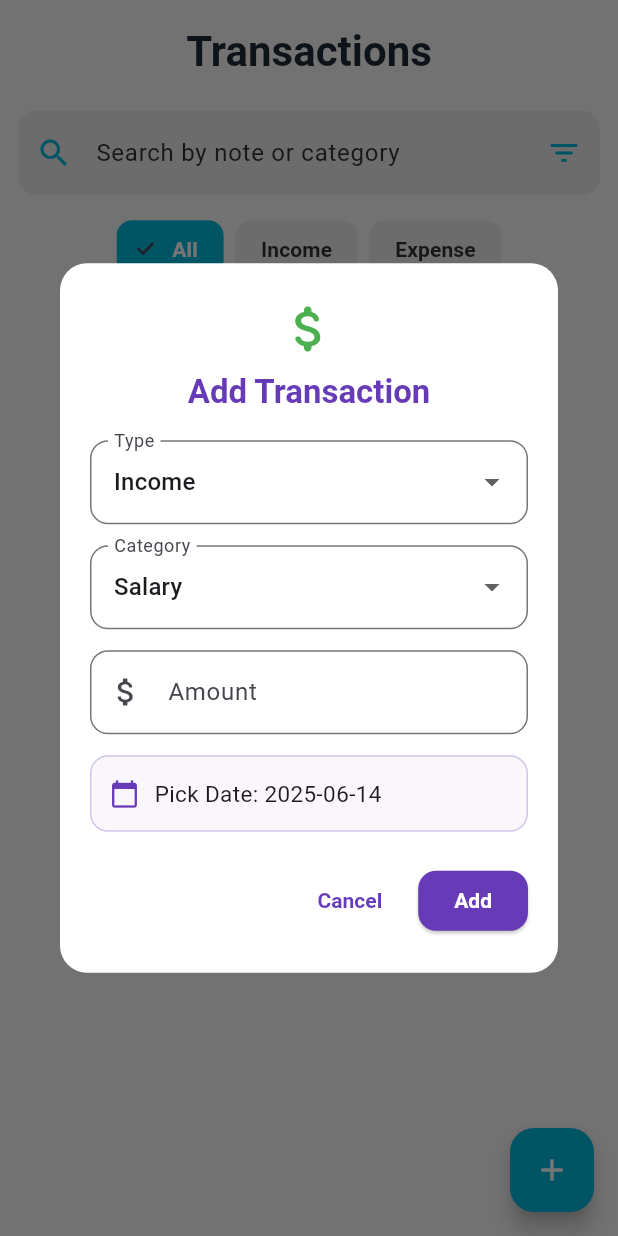
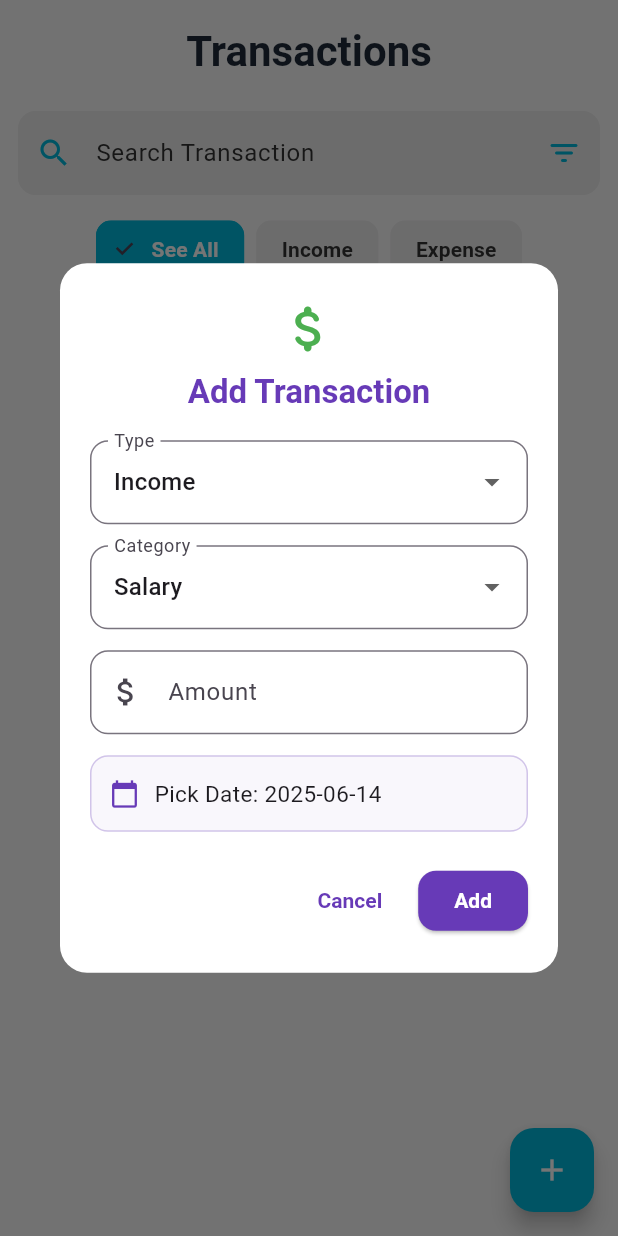
Before and after one commit to Ahmed2309/cashilo, a Flutter app: the TransactionsPage screen opened directly, after a tap on the "add" icon, on a phone screen of 412 x 824 dp. Run offline on Flutter 3.47's test engine with Material 3 defaults, Android fonts, the phone set to English and light mode, and no system bars; our stand-ins replace fl_chart, hive, hive_flutter; accounts and stored records are empty.

Commit message:
Do some Localization

```diff
--- a/lib/l10n/app_localizations.dart
+++ b/lib/l10n/app_localizations.dart
@@ -297,6 +297,10 @@ abstract class AppLocalizations {
   String get withDraw;
   String get withdrawFromAll;
   String amountWithMax(String max);
+  String get savingN;
+  String get saveButton;
+  String get editTransaction;
+  String get searchTransaction;
 }
 
 class _AppLocalizationsDelegate
--- a/lib/l10n/app_localizations_en.dart
+++ b/lib/l10n/app_localizations_en.dart
@@ -164,4 +164,12 @@ class AppLocalizationsEn extends AppLocalizations {
   String get withdrawFromAll => 'Withdraw from All Savings';
   @override
   String amountWithMax(String max) => 'Max amount $max';
+  @override
+  String get savingN => 'Saving';
+  @override
+  String get saveButton => 'Save';
+  @override
+  String get editTransaction => 'Edit Transaction';
+  @override
+  String get searchTransaction => 'Search Transaction';
 }
--- a/lib/screens/transaction.dart
+++ b/lib/screens/transaction.dart
@@ -1,3 +1,4 @@
+import 'package:cashilo/l10n/app_localizations.dart';
 import 'package:cashilo/widgets/transaction/add_transaction_dialog.dart';
 import 'package:flutter/material.dart';
 import 'package:hive_flutter/hive_flutter.dart';
@@ -34,11 +35,9 @@ class _TransactionsPageState extends State<TransactionsPage> {
         children: [
           const SizedBox(height: 16),
           Text(
-            'Transactions',
+            AppLocalizations.of(context)!.transactions,
             style: Theme.of(context).textTheme.headlineMedium?.copyWith(
-                  fontWeight: FontWeight.bold,
-                  color: AppColors.headline,
-                ),
+                fontWeight: FontWeight.bold, color: AppColors.headline),
           ),
           const SizedBox(height: 10),
           TransactionSearchBar(
--- a/lib/widgets/dashborad/transaction_tile.dart
+++ b/lib/widgets/dashborad/transaction_tile.dart
@@ -3,6 +3,7 @@ import 'package:flutter/material.dart';
 import 'package:intl/intl.dart';
 import 'package:cashilo/constant.dart';
 import '../../models/transaction_model.dart';
+import '../../utils/category_helper.dart';
 
 class TransactionTile extends StatelessWidget {
   final TransactionModel transaction;
@@ -17,24 +18,6 @@ class TransactionTile extends StatelessWidget {
         ? AppColors.secondary.withOpacity(0.12)
         : AppColors.error.withOpacity(0.12);
     final chipTextColor = isIncome ? AppColors.secondary : AppColors.error;
-
-    final expenseCategories = AppLocalizations.of(context)!.expenseCategories;
-    final incomeCategories = AppLocalizations.of(context)!.incomeCategories;
-
-    String localizedCategory;
-    if (transaction.type.toLowerCase() == 'income') {
-      localizedCategory = incomeCategories.firstWhere(
-        (category) =>
-            category.toLowerCase() == transaction.category.toLowerCase(),
-        orElse: () => transaction.category,
-      );
-    } else {
-      localizedCategory = expenseCategories.firstWhere(
-        (category) =>
-            category.toLowerCase() == transaction.category.toLowerCase(),
-        orElse: () => transaction.category,
-      );
-    }
     return Card(
       margin: const EdgeInsets.symmetric(horizontal: 12, vertical: 6),
       color: AppColors.card,
@@ -51,9 +34,8 @@ class TransactionTile extends StatelessWidget {
           ),
         ),
         title: Text(
-          localizedCategory,
+          getLocalizedCategory(context, transaction.category),
           style: const TextStyle(
-            color: AppColors.headline,
             fontWeight: FontWeight.w600,
             fontSize: 16,
             overflow: TextOverflow.ellipsis,
--- a/lib/widgets/transaction/add_transaction_dialog.dart
+++ b/lib/widgets/transaction/add_transaction_dialog.dart
@@ -22,12 +22,53 @@ class _AddTransactionDialogState extends State<AddTransactionDialog> {
 
   @override
   Widget build(BuildContext context) {
-    final income = AppLocalizations.of(context)!.incomeCategories;
-    final expense = AppLocalizations.of(context)!.expenseCategories;
-    final categories = type == 'Income' ? income : expense;
+    final l = AppLocalizations.of(context)!;
 
-    if (category.isEmpty && categories.isNotEmpty) {
-      category = categories.first;
+    // English categories (used for saving)
+    final englishIncome = [
+      'Salary',
+      'Bonus',
+      'Investment',
+      'Business',
+      'Gift',
+      'Refund',
+      'Freelance',
+      'Grants',
+      'Other'
+    ];
+    final englishExpense = [
+      'Food',
+      'Shopping',
+      'Bills',
+      'Transport',
+      'Health',
+      'Education',
+      'Entertainment',
+      'Travel',
+      'Groceries',
+      'Rent',
+      'Utilities',
+      'Insurance',
+      'Subscriptions',
+      'Charity',
+      'Personal Care',
+      'Taxes',
+      'Loan Payment',
+      'Pets',
+      'Gifts',
+      'Other'
+    ];
+
+    // Localized display
+    final localizedIncome = l.incomeCategories;
+    final localizedExpense = l.expenseCategories;
+
+    final displayCategories =
+        type == 'Income' ? localizedIncome : localizedExpense;
+    final englishCategories = type == 'Income' ? englishIncome : englishExpense;
+
+    if (category.isEmpty && displayCategories.isNotEmpty) {
+      category = displayCategories.first;
     }
 
     return Dialog(
@@ -51,7 +92,7 @@ class _AddTransactionDialogState extends State<AddTransactionDialog> {
                 ),
                 const SizedBox(height: 8),
                 Text(
-                  AppLocalizations.of(context)!.addTransaction,
+                  l.addTransaction,
                   style: Theme.of(context).textTheme.titleLarge?.copyWith(
                         fontWeight: FontWeight.bold,
                         color: Colors.deepPurple,
@@ -63,22 +104,23 @@ class _AddTransactionDialogState extends State<AddTransactionDialog> {
                   items: [
                     DropdownMenuItem(
                       value: 'Income',
-                      child: Text(AppLocalizations.of(context)!.income),
+                      child: Text(l.income),
                     ),
                     DropdownMenuItem(
                       value: 'Expense',
-                      child: Text(AppLocalizations.of(context)!.expense),
+                      child: Text(l.expense),
                     ),
                   ],
                   onChanged: (val) {
                     setState(() {
                       type = val ?? 'Income';
-                      final newCategories = type == 'Income' ? income : expense;
+                      final newCategories =
+                          type == 'Income' ? localizedIncome : localizedExpense;
                       category = newCategories.first;
                     });
                   },
                   decoration: InputDecoration(
-                    labelText: AppLocalizations.of(context)!.type,
+                    labelText: l.type,
                     border: OutlineInputBorder(
                         borderRadius: BorderRadius.circular(12)),
                   ),
@@ -86,14 +128,14 @@ class _AddTransactionDialogState extends State<AddTransactionDialog> {
                 const SizedBox(height: 14),
                 DropdownButtonFormField<String>(
                   value: category,
-                  items: categories
+                  items: displayCategories
                       .map((cat) =>
                           DropdownMenuItem(value: cat, child: Text(cat)))
                       .toList(),
                   onChanged: (val) =>
-                      setState(() => category = val ?? categories.first),
+                      setState(() => category = val ?? displayCategories.first),
                   decoration: InputDecoration(
-                    labelText: AppLocalizations.of(context)!.category,
+                    labelText: l.category,
                     border: OutlineInputBorder(
                         borderRadius: BorderRadius.circular(12)),
                   ),
@@ -101,7 +143,7 @@ class _AddTransactionDialogState extends State<AddTransactionDialog> {
                 const SizedBox(height: 14),
                 TextFormField(
                   decoration: InputDecoration(
-                    labelText: AppLocalizations.of(context)!.amount,
+                    labelText: l.amount,
                     prefixIcon: const Icon(Icons.attach_money),
                     border: OutlineInputBorder(
                         borderRadius: BorderRadius.circular(12)),
@@ -109,7 +151,7 @@ class _AddTransactionDialogState extends State<AddTransactionDialog> {
                   keyboardType: TextInputType.number,
                   onChanged: (val) => amount = double.tryParse(val) ?? 0,
                   validator: (val) => (double.tryParse(val ?? '') ?? 0) <= 0
-                      ? AppLocalizations.of(context)!.enterValidAmount
+                      ? l.enterValidAmount
                       : null,
                 ),
                 const SizedBox(height: 14),
@@ -139,7 +181,7 @@ class _AddTransactionDialogState extends State<AddTransactionDialog> {
                             size: 20, color: Colors.deepPurple),
                         const SizedBox(width: 10),
                         Text(
-                          '${AppLocalizations.of(context)!.pickDate}: ${date.toLocal().toString().split(' ')[0]}',
+                          '${l.pickDate}: ${date.toLocal().toString().split(' ')[0]}',
                           style: const TextStyle(fontSize: 15),
                         ),
                       ],
@@ -156,7 +198,7 @@ class _AddTransactionDialogState extends State<AddTransactionDialog> {
                         textStyle: const TextStyle(fontWeight: FontWeight.bold),
                       ),
                       onPressed: () => Navigator.pop(context),
-                      child: Text(AppLocalizations.of(context)!.cancel),
+                      child: Text(l.cancel),
                     ),
                     const SizedBox(width: 12),
                     ElevatedButton(
@@ -172,13 +214,16 @@ class _AddTransactionDialogState extends State<AddTransactionDialog> {
                       ),
                       onPressed: () {
                         if (_formKey.currentState!.validate()) {
+                          final englishCategory = englishCategories[
+                              displayCategories.indexOf(category)];
+
                           final newTx = TransactionModel(
                             id: DateTime.now()
                                 .millisecondsSinceEpoch
                                 .toString(),
                             type: type,
                             amount: amount,
-                            category: category,
+                            category: englishCategory, // save in English
                             date: date,
                             note: '',
                           );
@@ -186,7 +231,7 @@ class _AddTransactionDialogState extends State<AddTransactionDialog> {
                           Navigator.pop(context);
                         }
                       },
-                      child: Text(AppLocalizations.of(context)!.add),
+                      child: Text(l.add),
                     ),
                   ],
                 ),
--- a/lib/widgets/transaction/transaction_filter_chips.dart
+++ b/lib/widgets/transaction/transaction_filter_chips.dart
@@ -1,3 +1,4 @@
+import 'package:cashilo/l10n/app_localizations.dart';
 import 'package:flutter/material.dart';
 import 'package:cashilo/constant.dart';
 
@@ -19,7 +20,7 @@ class TransactionFilterChips extends StatelessWidget {
       child: Row(
         children: [
           ChoiceChip(
-            label: const Text('All'),
+            label: Text(AppLocalizations.of(context)!.seeAll),
             selected: selectedType == 'All',
             selectedColor: AppColors.primary,
             backgroundColor: AppColors.card,
@@ -39,7 +40,7 @@ class TransactionFilterChips extends StatelessWidget {
           ),
           const SizedBox(width: 8),
           ChoiceChip(
-            label: const Text('Income'),
+            label: Text(AppLocalizations.of(context)!.income),
             selected: selectedType == 'Income',
             selectedColor: AppColors.secondary,
             backgroundColor: AppColors.card,
@@ -61,7 +62,7 @@ class TransactionFilterChips extends StatelessWidget {
           ),
           const SizedBox(width: 8),
           ChoiceChip(
-            label: const Text('Expense'),
+            label: Text(AppLocalizations.of(context)!.expense),
             selected: selectedType == 'Expense',
             selectedColor: AppColors.error,
             backgroundColor: AppColors.card,
--- a/lib/widgets/transaction/transaction_list.dart
+++ b/lib/widgets/transaction/transaction_list.dart
@@ -1,7 +1,9 @@
+import 'package:cashilo/utils/category_helper.dart';
 import 'package:flutter/material.dart';
 import 'package:cashilo/widgets/transaction/transation_tile_t.dart';
-import '../../models/transaction_model.dart';
+import 'package:cashilo/models/transaction_model.dart';
 import 'package:cashilo/constant.dart';
+import 'package:cashilo/l10n/app_localizations.dart';
 
 class TransactionList extends StatelessWidget {
   final List<TransactionModel> transactions;
@@ -10,24 +12,26 @@ class TransactionList extends StatelessWidget {
 
   @override
   Widget build(BuildContext context) {
+    final localizations = AppLocalizations.of(context)!;
+
     if (transactions.isEmpty) {
-      return const Center(
+      return Center(
         child: Column(
           mainAxisAlignment: MainAxisAlignment.center,
           children: [
             Icon(Icons.receipt_long_rounded, size: 80, color: AppColors.card),
-            SizedBox(height: 16),
+            const SizedBox(height: 16),
             Text(
-              'No transactions yet.\nTap + to add one!',
+              localizations.noTransactionsToday,
               textAlign: TextAlign.center,
-              style: TextStyle(color: AppColors.primaryText, fontSize: 18),
+              style:
+                  const TextStyle(color: AppColors.primaryText, fontSize: 18),
             ),
           ],
         ),
       );
     }
 
-    // Sort transactions by date descending (latest first)
     final sortedTransactions = List<TransactionModel>.from(transactions)
       ..sort((a, b) => b.date.compareTo(a.date));
 
@@ -38,12 +42,11 @@ class TransactionList extends StatelessWidget {
       itemBuilder: (context, index) {
         final tx = sortedTransactions[index];
         return TransactionTile(
-          date: tx.date,
-          category: tx.category,
-          note: tx.note,
-          amount: tx.amount,
-          type: tx.type,
-        );
+            date: tx.date,
+            category: getLocalizedCategory(context, tx.category),
+            note: tx.note,
+            amount: tx.amount,
+            type: tx.type);
       },
     );
   }
--- a/lib/widgets/transaction/transaction_search_bar.dart
+++ b/lib/widgets/transaction/transaction_search_bar.dart
@@ -1,3 +1,4 @@
+import 'package:cashilo/l10n/app_localizations.dart';
 import 'package:flutter/material.dart';
 import 'package:cashilo/constant.dart';
 
@@ -18,7 +19,7 @@ class TransactionSearchBar extends StatelessWidget {
       child: TextField(
         style: const TextStyle(color: AppColors.primaryText),
         decoration: InputDecoration(
-          hintText: 'Search by note or category',
+          hintText: AppLocalizations.of(context)!.searchTransaction,
           hintStyle: const TextStyle(color: AppColors.primaryText),
           prefixIcon: const Icon(Icons.search, color: AppColors.primary),
           border: OutlineInputBorder(
--- a/lib/widgets/transaction/transation_tile_t.dart
+++ b/lib/widgets/transaction/transation_tile_t.dart
@@ -1,3 +1,4 @@
+import 'package:cashilo/l10n/app_localizations.dart';
 import 'package:flutter/material.dart';
 import 'package:intl/intl.dart';
 import 'package:cashilo/constant.dart';
@@ -73,7 +74,9 @@ class TransactionTile extends StatelessWidget {
                 borderRadius: BorderRadius.circular(12),
               ),
               child: Text(
-                type,
+                type == 'Income'
+                    ? AppLocalizations.of(context)!.income
+                    : AppLocalizations.of(context)!.expense,
                 style: TextStyle(
                   color: chipTextColor,
                   fontSize: 12,
```
Also changed, not shown: lib/l10n/app_localizations_ar.dart (+8 -0 lines), lib/screens/reports.dart (+8 -5 lines), lib/utils/category_helper.dart (added, +49 -0 lines), lib/widgets/reports/reports_pie_charts.dart (+5 -4 lines), lib/widgets/transaction/edit_transation_dialog.dart (+88 -34 lines).
